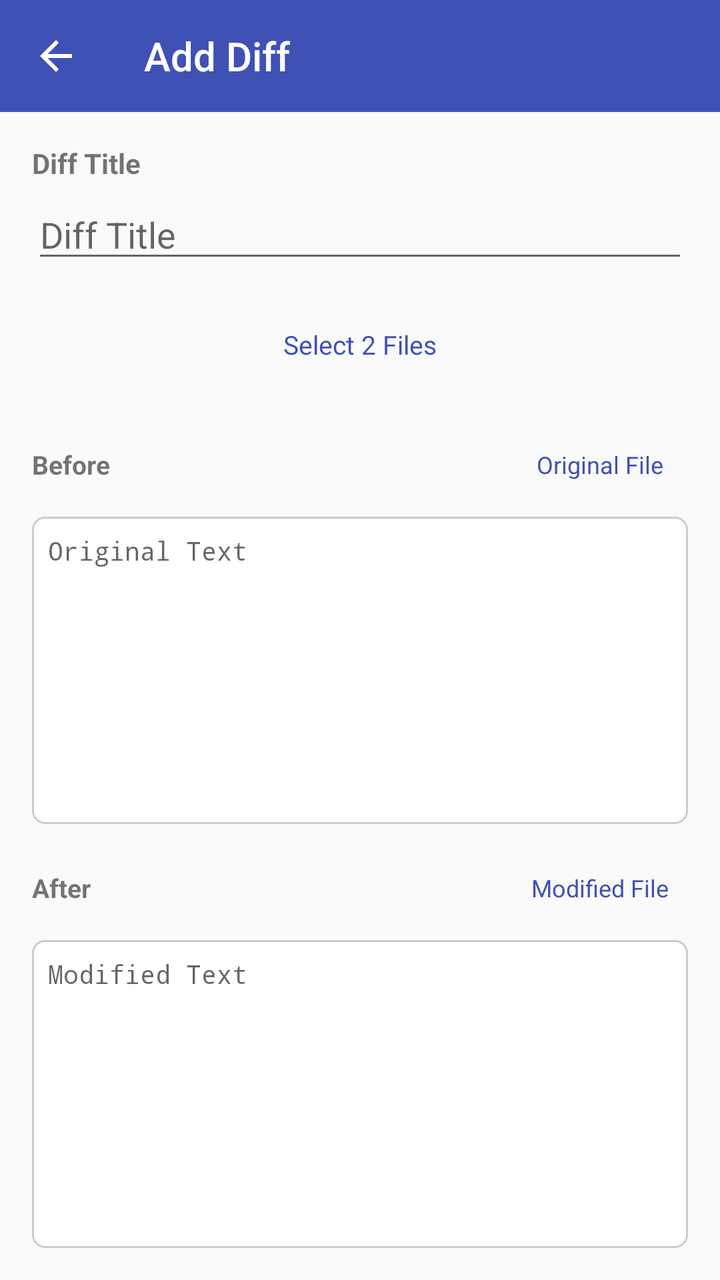
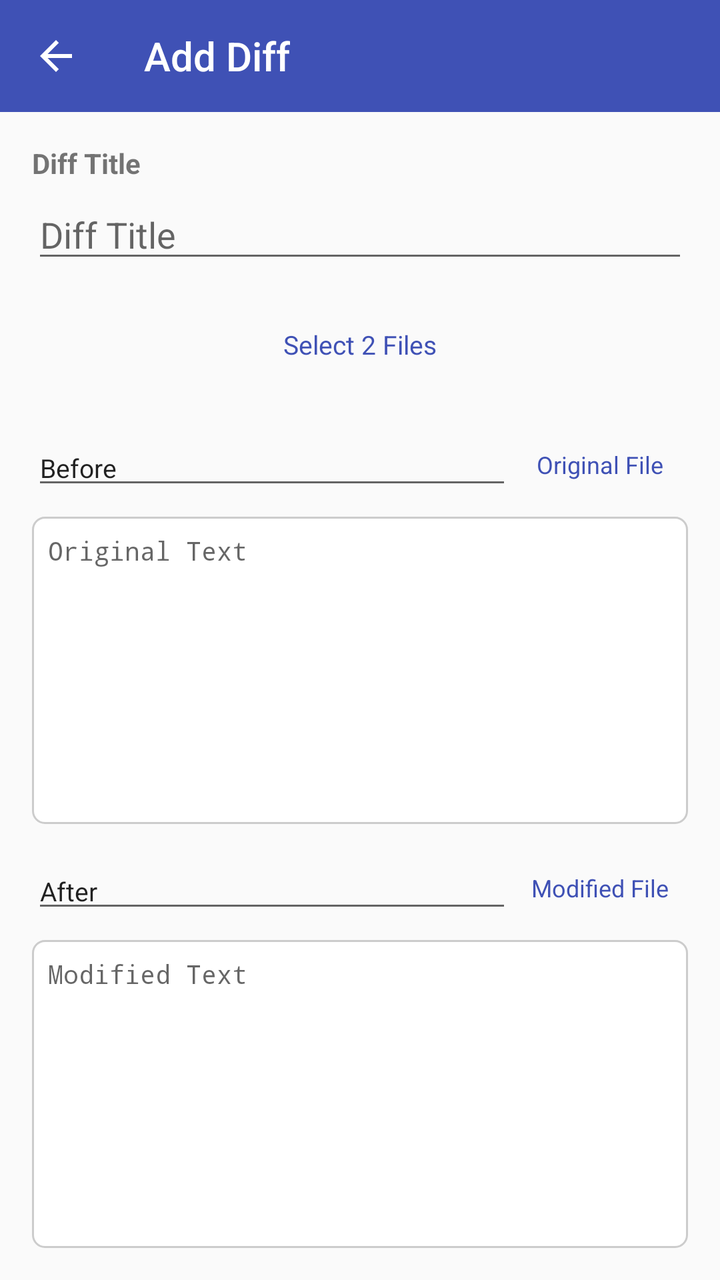

The first picture is an Android layout as it rendered before a commit; the second is the same layout after the commit. The layout source and the unified diff follow.
<!-- AndroidManifest.xml: application theme Theme.SplitDiff -->
<!-- res/layout/fragment_add_diff.xml -->
<?xml version="1.0" encoding="utf-8"?>
<LinearLayout xmlns:android="http://schemas.android.com/apk/res/android"
    xmlns:app="http://schemas.android.com/apk/res-auto"
    android:layout_width="match_parent"
    android:layout_height="match_parent"
    android:orientation="vertical"
    android:background="?android:colorBackground"
    android:clickable="true"
    android:focusable="true">

    <androidx.appcompat.widget.Toolbar
        android:id="@+id/toolbar"
        android:layout_width="match_parent"
        android:layout_height="?attr/actionBarSize"
        android:background="?attr/colorPrimary"
        android:theme="@style/ThemeOverlay.AppCompat.Dark.ActionBar"
        app:title="@string/title_add_diff"
        app:titleTextColor="@android:color/white"
        app:navigationIcon="@drawable/ic_arrow_back" />

    <ScrollView
        android:layout_width="match_parent"
        android:layout_height="0dp"
        android:layout_weight="1"
        android:fillViewport="true">

        <LinearLayout
            android:layout_width="match_parent"
            android:layout_height="match_parent"
            android:orientation="vertical"
            android:padding="16dp">

            <TextView
                android:layout_width="wrap_content"
                android:layout_height="wrap_content"
                android:text="@string/hint_diff_title"
                android:textStyle="bold"
                android:textSize="14sp" />

            <EditText
                android:id="@+id/etDiffTitle"
                android:layout_width="match_parent"
                android:layout_height="wrap_content"
                android:layout_marginTop="4dp"
                android:hint="@string/hint_diff_title"
                android:singleLine="true" />

            <Button
                android:id="@+id/btnPickTwoFilesDiff"
                style="@style/App.Button.OutlinedButton"
                android:layout_width="match_parent"
                android:layout_height="wrap_content"
                android:layout_marginTop="12dp"
                android:text="@string/btn_pick_two_files"
                android:textSize="13sp" />

            <LinearLayout
                android:layout_width="match_parent"
                android:layout_height="0dp"
                android:layout_weight="1"
                android:layout_marginTop="12dp"
                android:orientation="vertical">

                <LinearLayout
                    android:layout_width="match_parent"
                    android:layout_height="wrap_content"
                    android:orientation="horizontal"
                    android:gravity="center_vertical">

                    <TextView
                        android:layout_width="0dp"
                        android:layout_weight="1"
                        android:layout_height="wrap_content"
                        android:text="@string/label_before"
                        android:textStyle="bold"
                        android:textSize="13sp" />

                    <Button
                        android:id="@+id/btnPickBeforeDiff"
                        style="@style/App.Button.TextButton"
                        android:layout_width="wrap_content"
                        android:layout_height="wrap_content"
                        android:text="@string/btn_pick_before_file"
                        android:textSize="12sp" />
                </LinearLayout>

                <EditText
                    android:id="@+id/etDiffBefore"
                    android:layout_width="match_parent"
                    android:layout_height="0dp"
                    android:layout_weight="1"
                    android:minHeight="140dp"
                    android:layout_marginTop="2dp"
                    android:hint="@string/hint_before_text"
                    android:gravity="top|start"
                    android:textSize="13sp"
                    android:fontFamily="monospace"
                    android:background="@drawable/bg_edit_box"
                    android:padding="8dp" />

                <LinearLayout
                    android:layout_width="match_parent"
                    android:layout_height="wrap_content"
                    android:layout_marginTop="8dp"
                    android:orientation="horizontal"
                    android:gravity="center_vertical">

                    <TextView
                        android:layout_width="0dp"
                        android:layout_weight="1"
                        android:layout_height="wrap_content"
                        android:text="@string/label_after"
                        android:textStyle="bold"
                        android:textSize="13sp" />

                    <Button
                        android:id="@+id/btnPickAfterDiff"
                        style="@style/App.Button.TextButton"
                        android:layout_width="wrap_content"
                        android:layout_height="wrap_content"
                        android:text="@string/btn_pick_after_file"
                        android:textSize="12sp" />
                </LinearLayout>

                <EditText
                    android:id="@+id/etDiffAfter"
                    android:layout_width="match_parent"
                    android:layout_height="0dp"
                    android:layout_weight="1"
                    android:minHeight="140dp"
                    android:layout_marginTop="2dp"
                    android:hint="@string/hint_after_text"
                    android:gravity="top|start"
                    android:textSize="13sp"
                    android:fontFamily="monospace"
                    android:background="@drawable/bg_edit_box"
                    android:padding="8dp" />

            </LinearLayout>

        </LinearLayout>
    </ScrollView>
</LinearLayout>
<!-- resources referenced by this layout -->
<resources>
  <!-- drawable bg_edit_box (drawable) -->
  <?xml version="1.0" encoding="utf-8"?>
  <shape xmlns:android="http://schemas.android.com/apk/res/android"
      android:shape="rectangle">
      <solid android:color="@color/edit_box_bg" />
      <stroke
          android:width="1dp"
          android:color="@color/edit_box_stroke" />
      <corners android:radius="6dp" />
  </shape>
  <!-- drawable ic_arrow_back (drawable) -->
  <vector xmlns:android="http://schemas.android.com/apk/res/android"
      android:width="24dp"
      android:height="24dp"
      android:viewportWidth="24"
      android:viewportHeight="24">
      <path
          android:fillColor="#FFFFFFFF"
          android:pathData="M20,11H7.83l5.59,-5.59L12,4l-8,8 8,8 1.41,-1.41L7.83,13H20v-2z"/>
  </vector>
  <string name="btn_pick_after_file">Modified File</string>
  <string name="btn_pick_before_file">Original File</string>
  <string name="btn_pick_two_files">Select 2 Files</string>
  <string name="hint_after_text">Modified Text</string>
  <string name="hint_before_text">Original Text</string>
  <string name="hint_diff_title">Diff Title</string>
  <string name="label_after">After</string>
  <string name="label_before">Before</string>
  <string name="title_add_diff">Add Diff</string>
  <style name="App.Button.OutlinedButton" parent="Widget.MaterialComponents.Button.OutlinedButton">
          <item name="android:textColor">@color/button_text_color</item>
          <item name="iconTint">@color/button_text_color</item>
          <item name="strokeColor">@color/button_text_color</item>
      </style>
  <style name="App.Button.TextButton" parent="Widget.MaterialComponents.Button.TextButton">
          <item name="android:textColor">@color/button_text_color</item>
          <item name="iconTint">@color/button_text_color</item>
      </style>
  <style name="Theme.SplitDiff" parent="Theme.AppCompat.DayNight.NoActionBar">
          <item name="colorPrimary">@color/colorPrimary</item>
          <item name="colorPrimaryDark">@color/colorPrimaryDark</item>
          <item name="colorAccent">@color/colorAccent</item>
      </style>
  <color name="edit_box_bg">#FFFFFF</color>
  <color name="edit_box_stroke">#CCCCCC</color>
  <color name="button_text_color">#3F51B5</color>
  <color name="colorPrimary">#3F51B5</color>
  <color name="colorPrimaryDark">#303F9F</color>
  <color name="colorAccent">#FF4081</color>
</resources>

<!-- the commit's change to res/layout/fragment_add_diff.xml (unified diff, before → after) -->
@@ -67,12 +67,13 @@
                     android:orientation="horizontal"
                     android:gravity="center_vertical">
 
-                    <TextView
+                    <EditText
+                        android:id="@+id/beforeTitle"
                         android:layout_width="0dp"
                         android:layout_weight="1"
                         android:layout_height="wrap_content"
+                        android:singleLine="true"
                         android:text="@string/label_before"
-                        android:textStyle="bold"
                         android:textSize="13sp" />
 
                     <Button
@@ -105,12 +106,13 @@
                     android:orientation="horizontal"
                     android:gravity="center_vertical">
 
-                    <TextView
+                    <EditText
+                        android:id="@+id/afterTitle"
                         android:layout_width="0dp"
                         android:layout_weight="1"
                         android:layout_height="wrap_content"
+                        android:singleLine="true"
                         android:text="@string/label_after"
-                        android:textStyle="bold"
                         android:textSize="13sp" />
 
                     <Button
